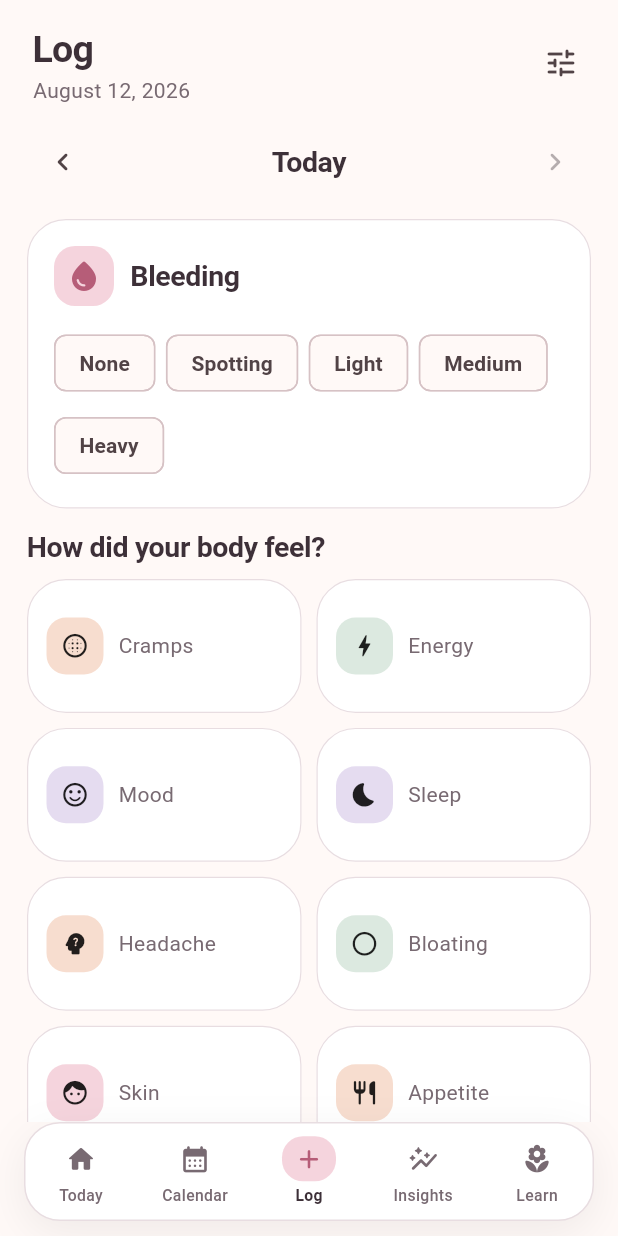
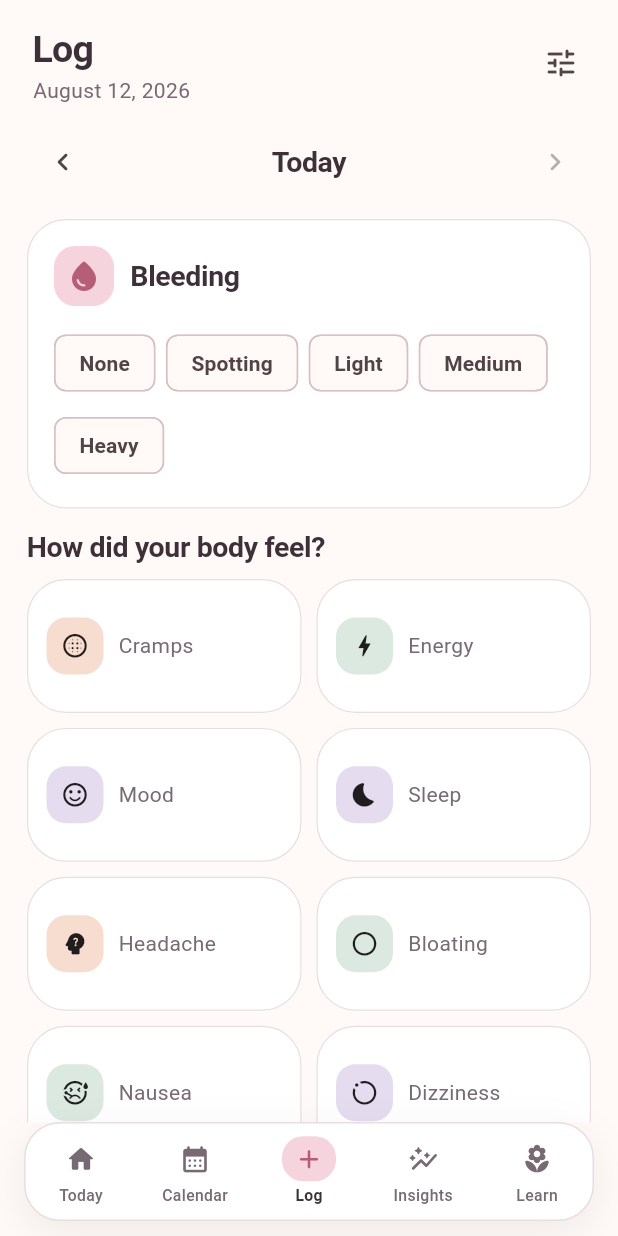
Before and after one commit to sidwiskers/nyla, a Flutter app: the LogScreen screen opened by its route, on a phone screen of 412 x 824 dp. Run offline on Flutter 3.47's test engine with Material 3 defaults, Android fonts, the phone set to English and light mode, and no system bars; our stand-ins replace drift, flutter_local_notifications, flutter_riverpod, flutter_secure_storage, flutter_timezone, go_router and 2 more; accounts and stored records are empty; generated files the repository leaves out were written again; statements that could not run were skipped.

Commit message:
Make daily logging semantically correct and merge-granular

```diff
--- a/apps/mobile/lib/core/model/log_catalog.dart
+++ b/apps/mobile/lib/core/model/log_catalog.dart
@@ -2,7 +2,14 @@ import 'package:flutter/material.dart';
 
 import '../theme/nyla_theme.dart';
 
-enum LogKind { scale, choice, toggle }
+enum LogKind { severity, choice, multiChoice }
+
+class LogChoice {
+  const LogChoice(this.id, this.label);
+
+  final String id;
+  final String label;
+}
 
 class LogDefinition {
   const LogDefinition({
@@ -10,7 +17,7 @@ class LogDefinition {
     required this.label,
     required this.icon,
     required this.tint,
-    this.kind = LogKind.scale,
+    this.kind = LogKind.severity,
     this.choices = const [],
   });
 
@@ -19,7 +26,14 @@ class LogDefinition {
   final IconData icon;
   final Color tint;
   final LogKind kind;
-  final List<String> choices;
+  final List<LogChoice> choices;
+
+  String choiceLabel(String id) {
+    for (final choice in choices) {
+      if (choice.id == id) return choice.label;
+    }
+    return id;
+  }
 }
 
 const flowDefinition = LogDefinition(
@@ -28,18 +42,94 @@ const flowDefinition = LogDefinition(
   icon: Icons.water_drop_rounded,
   tint: NylaColors.roseSoft,
   kind: LogKind.choice,
-  choices: ['None', 'Spotting', 'Light', 'Medium', 'Heavy'],
+  choices: [
+    LogChoice('none', 'None'),
+    LogChoice('spotting', 'Spotting'),
+    LogChoice('light', 'Light'),
+    LogChoice('medium', 'Medium'),
+    LogChoice('heavy', 'Heavy'),
+  ],
 );
 
 const builtInLogs = <LogDefinition>[
   LogDefinition(key: 'cramps', label: 'Cramps', icon: Icons.blur_circular_rounded, tint: NylaColors.peach),
-  LogDefinition(key: 'energy', label: 'Energy', icon: Icons.bolt_rounded, tint: NylaColors.sage),
-  LogDefinition(key: 'mood', label: 'Mood', icon: Icons.sentiment_satisfied_alt_rounded, tint: NylaColors.lavender),
-  LogDefinition(key: 'sleep', label: 'Sleep', icon: Icons.bedtime_rounded, tint: NylaColors.lavender),
+  LogDefinition(
+    key: 'energy',
+    label: 'Energy',
+    icon: Icons.bolt_rounded,
+    tint: NylaColors.sage,
+    kind: LogKind.choice,
+    choices: [
+      LogChoice('very_low', 'Very low'),
+      LogChoice('low', 'Low'),
+      LogChoice('steady', 'Steady'),
+      LogChoice('high', 'High'),
+      LogChoice('very_high', 'Very high'),
+    ],
+  ),
+  LogDefinition(
+    key: 'mood',
+    label: 'Mood',
+    icon: Icons.sentiment_satisfied_alt_rounded,
+    tint: NylaColors.lavender,
+    kind: LogKind.multiChoice,
+    choices: [
+      LogChoice('calm', 'Calm'),
+      LogChoice('good', 'Good'),
+      LogChoice('happy', 'Happy'),
+      LogChoice('sensitive', 'Sensitive'),
+      LogChoice('low', 'Low'),
+      LogChoice('irritable', 'Irritable'),
+      LogChoice('anxious', 'Anxious'),
+      LogChoice('overwhelmed', 'Overwhelmed'),
+    ],
+  ),
+  LogDefinition(
+    key: 'sleep',
+    label: 'Sleep',
+    icon: Icons.bedtime_rounded,
+    tint: NylaColors.lavender,
+    kind: LogKind.choice,
+    choices: [
+      LogChoice('very_poor', 'Very poor'),
+      LogChoice('poor', 'Poor'),
+      LogChoice('okay', 'Okay'),
+      LogChoice('good', 'Good'),
+      LogChoice('great', 'Great'),
+    ],
+  ),
   LogDefinition(key: 'headache', label: 'Headache', icon: Icons.psychology_alt_rounded, tint: NylaColors.peach),
   LogDefinition(key: 'bloating', label: 'Bloating', icon: Icons.circle_outlined, tint: NylaColors.sage),
-  LogDefinition(key: 'skin', label: 'Skin', icon: Icons.face_rounded, tint: NylaColors.roseSoft),
-  LogDefinition(key: 'appetite', label: 'Appetite', icon: Icons.restaurant_rounded, tint: NylaColors.peach),
+  LogDefinition(key: 'nausea', label: 'Nausea', icon: Icons.sick_outlined, tint: NylaColors.sage),
+  LogDefinition(key: 'dizziness', label: 'Dizziness', icon: Icons.motion_photos_on_outlined, tint: NylaColors.lavender),
+  LogDefinition(key: 'back_pain', label: 'Back pain', icon: Icons.accessibility_new_rounded, tint: NylaColors.peach),
+  LogDefinition(
+    key: 'skin',
+    label: 'Skin',
+    icon: Icons.face_rounded,
+    tint: NylaColors.roseSoft,
+    kind: LogKind.multiChoice,
+    choices: [
+      LogChoice('clear', 'Clear'),
+      LogChoice('breakout', 'Breakout'),
+      LogChoice('oily', 'Oily'),
+      LogChoice('dry', 'Dry'),
+      LogChoice('sensitive', 'Sensitive'),
+    ],
+  ),
+  LogDefinition(
+    key: 'appetite',
+    label: 'Appetite',
+    icon: Icons.restaurant_rounded,
+    tint: NylaColors.peach,
+    kind: LogKind.choice,
+    choices: [
+      LogChoice('lower', 'Lower'),
+      LogChoice('usual', 'Usual'),
+      LogChoice('higher', 'Higher'),
+      LogChoice('cravings', 'Cravings'),
+    ],
+  ),
   LogDefinition(
     key: 'breast_tenderness',
     label: 'Tenderness',
@@ -52,7 +142,14 @@ const builtInLogs = <LogDefinition>[
     icon: Icons.opacity_rounded,
     tint: NylaColors.sage,
     kind: LogKind.choice,
-    choices: ['None', 'Dry', 'Sticky', 'Creamy', 'Watery', 'Stretchy'],
+    choices: [
+      LogChoice('none', 'None'),
+      LogChoice('dry', 'Dry'),
+      LogChoice('sticky', 'Sticky'),
+      LogChoice('creamy', 'Creamy'),
+      LogChoice('watery', 'Watery'),
+      LogChoice('stretchy', 'Stretchy'),
+    ],
   ),
   LogDefinition(
     key: 'digestion',
@@ -60,7 +157,12 @@ const builtInLogs = <LogDefinition>[
     icon: Icons.spa_rounded,
     tint: NylaColors.sage,
     kind: LogKind.choice,
-    choices: ['Usual', 'Constipation', 'Loose stool'],
+    choices: [
+      LogChoice('usual', 'Usual'),
+      LogChoice('constipation', 'Constipation'),
+      LogChoice('loose_stool', 'Loose stool'),
+      LogChoice('gassy', 'Gassy'),
+    ],
   ),
   LogDefinition(
     key: 'exercise',
@@ -68,8 +170,19 @@ const builtInLogs = <LogDefinition>[
     icon: Icons.directions_walk_rounded,
     tint: NylaColors.lavender,
     kind: LogKind.choice,
-    choices: ['None', 'Light', 'Moderate', 'Hard'],
+    choices: [
+      LogChoice('none', 'None'),
+      LogChoice('gentle', 'Gentle'),
+      LogChoice('moderate', 'Moderate'),
+      LogChoice('intense', 'Intense'),
+    ],
   ),
 ];
 
-const severityLabels = ['None', 'Mild', 'Moderate', 'Strong', 'Severe'];
+const severityChoices = <LogChoice>[
+  LogChoice('none', 'None'),
+  LogChoice('mild', 'Mild'),
+  LogChoice('moderate', 'Moderate'),
+  LogChoice('strong', 'Strong'),
+  LogChoice('severe', 'Severe'),
+];
--- a/apps/mobile/lib/features/log/log_screen.dart
+++ b/apps/mobile/lib/features/log/log_screen.dart
@@ -67,11 +67,10 @@ class _LogScreenState extends ConsumerState<LogScreen> {
             ),
             itemBuilder: (context, index) {
               final definition = builtInLogs[index];
-              final current = values[definition.key];
               return _LogTile(
                 definition: definition,
-                current: current,
-                onTap: () => _edit(definition, current),
+                summary: _summary(definition, values),
+                onTap: () => _edit(definition, values),
               );
             },
           ),
@@ -109,6 +108,24 @@ class _LogScreenState extends ConsumerState<LogScreen> {
     );
   }
 
+  String? _summary(LogDefinition definition, Map<String, DayValueEntry> values) {
+    if (definition.kind == LogKind.multiChoice) {
+      final selected = definition.choices
+          .where((choice) => values.containsKey('${definition.key}.${choice.id}'))
+          .map((choice) => choice.label)
+          .toList(growable: false);
+      if (selected.isEmpty) return null;
+      if (selected.length <= 2) return selected.join(', ');
+      return '${selected.take(2).join(', ')} +${selected.length - 2}';
+    }
+    final current = values[definition.key];
+    if (current == null) return null;
+    if (definition.kind == LogKind.choice) return definition.choiceLabel(current.value);
+    final severity = current.severity;
+    if (severity == null || severity < 0 || severity >= severityChoices.length) return current.value;
+    return severityChoices[severity].label;
+  }
+
   void _changeDay(LocalDay next) {
     final today = LocalDay.fromDateTime(DateTime.now());
     if (next.epochDay > today.epochDay) return;
@@ -134,17 +151,35 @@ class _LogScreenState extends ConsumerState<LogScreen> {
     if (mounted) ScaffoldMessenger.of(context).showSnackBar(const SnackBar(content: Text('Period start recorded')));
   }
 
-  Future<void> _edit(LogDefinition definition, DayValueEntry? current) async {
+  Future<void> _edit(LogDefinition definition, Map<String, DayValueEntry> values) async {
     if (definition.kind == LogKind.choice) {
+      final current = values[definition.key]?.value;
       final chosen = await showModalBottomSheet<String>(
         context: context,
         showDragHandle: true,
-        builder: (context) => _ChoiceSheet(definition: definition, selected: current?.value),
+        builder: (context) => _ChoiceSheet(definition: definition, selected: current),
       );
       if (chosen != null) await _setChoice(definition, chosen);
       return;
     }
 
+    if (definition.kind == LogKind.multiChoice) {
+      final selected = <String>{
+        for (final choice in definition.choices)
+          if (values.containsKey('${definition.key}.${choice.id}')) choice.id,
+      };
+      final chosen = await showModalBottomSheet<Set<String>>(
+        context: context,
+        isScrollControlled: true,
+        showDragHandle: true,
+        builder: (context) => _MultiChoiceSheet(definition: definition, initial: selected),
+      );
+      if (chosen == null) return;
+      await _applyMultiChoice(definition, selected, chosen);
+      return;
+    }
+
+    final current = values[definition.key];
     final severity = await showModalBottomSheet<int>(
       context: context,
       showDragHandle: true,
@@ -154,9 +189,25 @@ class _LogScreenState extends ConsumerState<LogScreen> {
     await ref.read(dayLogRepositoryProvider).setValue(
           epochDay: day.epochDay,
           key: definition.key,
-          value: severityLabels[severity],
+          value: severityChoices[severity].id,
           severity: severity,
         );
+  }
+
+  Future<void> _applyMultiChoice(
+    LogDefinition definition,
+    Set<String> before,
+    Set<String> after,
+  ) async {
+    final repository = ref.read(dayLogRepositoryProvider);
+    for (final choice in definition.choices) {
+      final key = '${definition.key}.${choice.id}';
+      if (after.contains(choice.id) && !before.contains(choice.id)) {
+        await repository.setValue(epochDay: day.epochDay, key: key, value: choice.id);
+      } else if (!after.contains(choice.id) && before.contains(choice.id)) {
+        await repository.clearValue(epochDay: day.epochDay, key: key);
+      }
+    }
   }
 }
 
@@ -221,15 +272,15 @@ class _FlowCard extends StatelessWidget {
               spacing: 7,
               runSpacing: 7,
               children: [
-                for (final value in flowDefinition.choices)
+                for (final choice in flowDefinition.choices)
                   ChoiceChip(
-                    label: Text(value),
-                    selected: selected == value,
-                    onSelected: (_) => onChanged(value),
+                    label: Text(choice.label),
+                    selected: selected == choice.id,
+                    onSelected: (_) => onChanged(choice.id),
                   ),
               ],
             ),
-            if (selected != null && selected != 'None' && selected != 'Spotting') ...[
+            if (selected != null && selected != 'none' && selected != 'spotting') ...[
               const SizedBox(height: 10),
               TextButton.icon(
                 onPressed: onMarkPeriod,
@@ -245,10 +296,10 @@ class _FlowCard extends StatelessWidget {
 }
 
 class _LogTile extends StatelessWidget {
-  const _LogTile({required this.definition, required this.current, required this.onTap});
+  const _LogTile({required this.definition, required this.summary, required this.onTap});
 
   final LogDefinition definition;
-  final DayValueEntry? current;
+  final String? summary;
   final VoidCallback onTap;
 
   @override
@@ -274,9 +325,9 @@ class _LogTile extends StatelessWidget {
                   mainAxisAlignment: MainAxisAlignment.center,
                   children: [
                     Text(definition.label, maxLines: 1, overflow: TextOverflow.ellipsis),
-                    if (current != null)
+                    if (summary != null)
                       Text(
-                        current!.value,
+                        summary!,
                         maxLines: 1,
                         overflow: TextOverflow.ellipsis,
                         style: Theme.of(context).textTheme.bodyMedium?.copyWith(fontSize: 11),
@@ -311,11 +362,11 @@ class _SeveritySheet extends StatelessWidget {
             const SizedBox(height: 6),
             Text('Choose what fits. You can change it anytime.', style: Theme.of(context).textTheme.bodyMedium),
             const SizedBox(height: 18),
-            for (var index = 0; index < severityLabels.length; index++)
+            for (var index = 0; index < severityChoices.length; index++)
               ListTile(
                 contentPadding: EdgeInsets.zero,
-                title: Text(severityLabels[index]),
-                subtitle: index == 0 ? const Text('Explicitly record that you did not have this symptom') : null,
+                title: Text(severityChoices[index].label),
+                subtitle: index == 0 ? const Text('Records an explicit “none” rather than leaving the day unknown') : null,
                 trailing: selected == index ? const Icon(Icons.check_circle_rounded, color: NylaColors.rose) : null,
                 onTap: () => Navigator.pop(context, index),
               ),
@@ -346,9 +397,9 @@ class _ChoiceSheet extends StatelessWidget {
             for (final choice in definition.choices)
               ListTile(
                 contentPadding: EdgeInsets.zero,
-                title: Text(choice),
-                trailing: selected == choice ? const Icon(Icons.check_circle_rounded, color: NylaColors.rose) : null,
-                onTap: () => Navigator.pop(context, choice),
+                title: Text(choice.label),
+                trailing: selected == choice.id ? const Icon(Icons.check_circle_rounded, color: NylaColors.rose) : null,
+                onTap: () => Navigator.pop(context, choice.id),
               ),
           ],
         ),
@@ -356,3 +407,61 @@ class _ChoiceSheet extends StatelessWidget {
     );
   }
 }
+
+class _MultiChoiceSheet extends StatefulWidget {
+  const _MultiChoiceSheet({required this.definition, required this.initial});
+
+  final LogDefinition definition;
+  final Set<String> initial;
+
+  @override
+  State<_MultiChoiceSheet> createState() => _MultiChoiceSheetState();
+}
+
+class _MultiChoiceSheetState extends State<_MultiChoiceSheet> {
+  late final Set<String> selected = {...widget.initial};
+
+  @override
+  Widget build(BuildContext context) {
+    return SafeArea(
+      child: Padding(
+        padding: const EdgeInsets.fromLTRB(20, 4, 20, 24),
+        child: Column(
+          mainAxisSize: MainAxisSize.min,
+          crossAxisAlignment: CrossAxisAlignment.stretch,
+          children: [
+            Text(widget.definition.label, style: Theme.of(context).textTheme.headlineMedium),
+            const SizedBox(height: 6),
+            Text('Choose as many as fit.', style: Theme.of(context).textTheme.bodyMedium),
+            const SizedBox(height: 16),
+            Wrap(
+              spacing: 8,
+              runSpacing: 8,
+              children: [
+                for (final choice in widget.definition.choices)
+                  FilterChip(
+                    label: Text(choice.label),
+                    selected: selected.contains(choice.id),
+                    onSelected: (enabled) {
+                      setState(() {
+                        if (enabled) {
+                          selected.add(choice.id);
+                        } else {
+                          selected.remove(choice.id);
+                        }
+                      });
+                    },
+                  ),
+              ],
+            ),
+            const SizedBox(height: 22),
+            FilledButton(
+              onPressed: () => Navigator.pop(context, Set<String>.unmodifiable(selected)),
+              child: const Text('Done'),
+            ),
+          ],
+        ),
+      ),
+    );
+  }
+}
```
